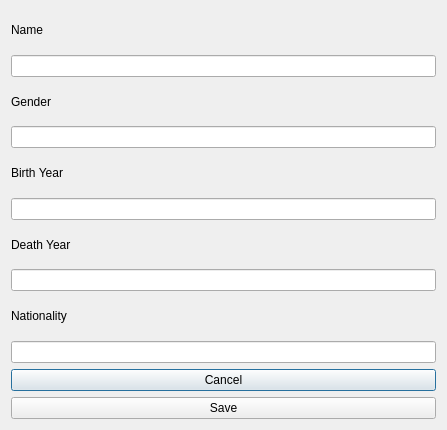
Above: editscientist.ui from Tryggvith/vika3 before the change. Below: the same form after it.
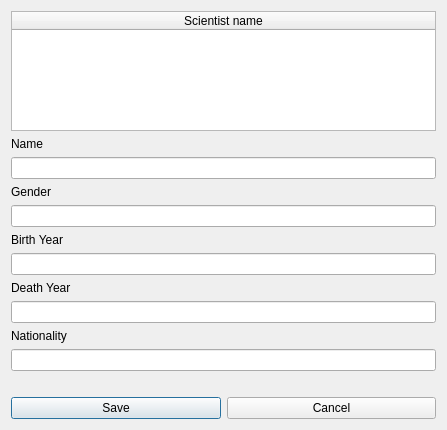
That is the form after the change.

What changed in the file:
```diff
--- a/editscientist.ui
+++ b/editscientist.ui
@@ -14,6 +14,18 @@
    <string>Dialog</string>
   </property>
   <layout class="QVBoxLayout" name="verticalLayout">
+   <item>
+    <widget class="QTableWidget" name="table_update_scientist">
+     <attribute name="horizontalHeaderStretchLastSection">
+      <bool>true</bool>
+     </attribute>
+     <column>
+      <property name="text">
+       <string>Scientist name</string>
+      </property>
+     </column>
+    </widget>
+   </item>
    <item>
     <widget class="QLabel" name="label_Name">
      <property name="text">
@@ -65,18 +77,29 @@
     <widget class="QLineEdit" name="input_Scientist_Nation"/>
    </item>
    <item>
-    <widget class="QPushButton" name="button_edit_Scientist_dialog">
+    <widget class="QLabel" name="label_test">
      <property name="text">
-      <string>Cancel</string>
+      <string/>
      </property>
     </widget>
    </item>
+   <item>
+    <layout class="QHBoxLayout" name="horizontalLayout">
    <item>
     <widget class="QPushButton" name="button_edit_scientist_dialog">
      <property name="text">
       <string>Save</string>
      </property>
     </widget>
+     </item>
+     <item>
+      <widget class="QPushButton" name="button_cancel">
+       <property name="text">
+        <string>Cancel</string>
+       </property>
+      </widget>
+     </item>
+    </layout>
    </item>
   </layout>
  </widget>
```
Lines whose indentation alone changed are shown as unchanged.
